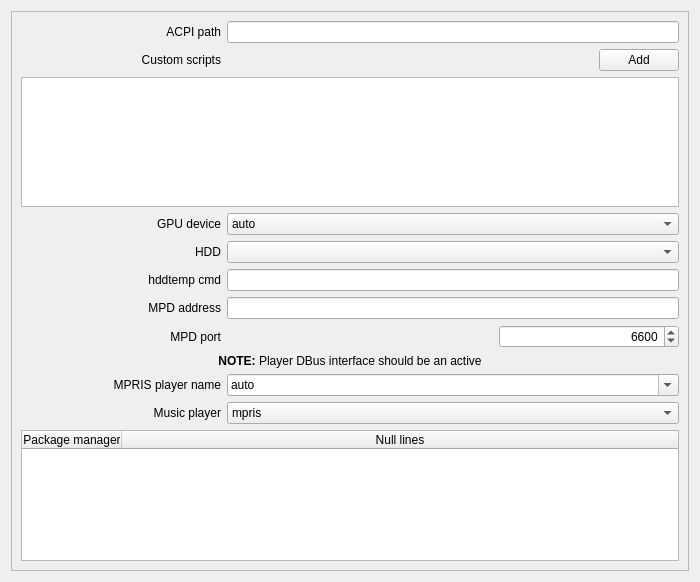
arcan1s/awesome-widgets, file sources/awesome-widget/deconfig.ui: the form before one commit.
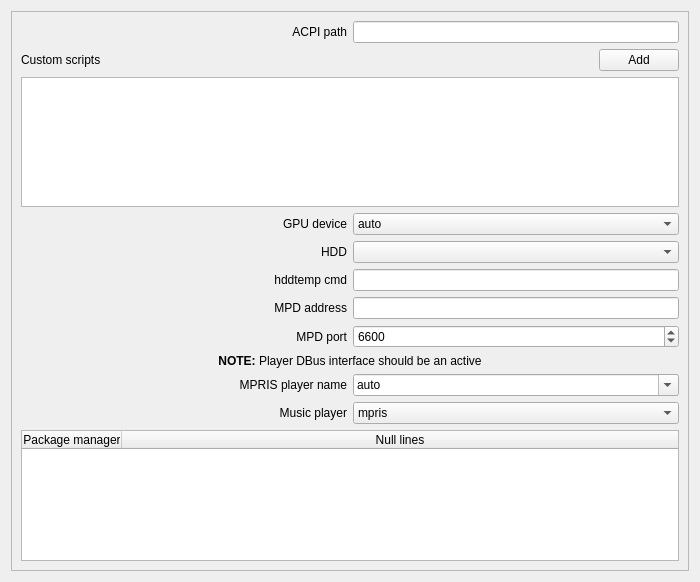
The form after the commit.

Commit message: rewrite all ui interfaces t oKDE standards

The edit to the form file:
```diff
--- a/sources/awesome-widget/deconfig.ui
+++ b/sources/awesome-widget/deconfig.ui
@@ -51,11 +51,11 @@
         <layout class="QHBoxLayout" name="layout_hddtempCmd">
          <item>
           <widget class="QLabel" name="label_hddtempCmd">
-           <property name="minimumSize">
-            <size>
-             <width>200</width>
-             <height>0</height>
-            </size>
+           <property name="sizePolicy">
+            <sizepolicy hsizetype="Expanding" vsizetype="Preferred">
+             <horstretch>0</horstretch>
+             <verstretch>0</verstretch>
+            </sizepolicy>
            </property>
            <property name="text">
             <string>hddtemp cmd</string>
@@ -66,11 +66,7 @@
           </widget>
          </item>
          <item>
-          <widget class="QLineEdit" name="lineEdit_hddtempCmd">
-           <property name="alignment">
-            <set>Qt::AlignRight|Qt::AlignTrailing|Qt::AlignVCenter</set>
-           </property>
-          </widget>
+          <widget class="QLineEdit" name="lineEdit_hddtempCmd"/>
          </item>
         </layout>
        </item>
@@ -78,12 +74,6 @@
         <layout class="QHBoxLayout" name="layout_gpudev">
          <item>
           <widget class="QLabel" name="label_gpudev">
-           <property name="minimumSize">
-            <size>
-             <width>200</width>
-             <height>0</height>
-            </size>
-           </property>
            <property name="text">
             <string>GPU device</string>
            </property>
@@ -94,18 +84,6 @@
          </item>
          <item>
           <widget class="QComboBox" name="comboBox_gpudev">
-           <property name="sizePolicy">
-            <sizepolicy hsizetype="Expanding" vsizetype="Fixed">
-             <horstretch>0</horstretch>
-             <verstretch>0</verstretch>
-            </sizepolicy>
-           </property>
-           <property name="minimumSize">
-            <size>
-             <width>100</width>
-             <height>0</height>
-            </size>
-           </property>
            <item>
             <property name="text">
              <string notr="true">auto</string>
@@ -134,12 +112,6 @@
         <layout class="QHBoxLayout" name="layout_hdddev">
          <item>
           <widget class="QLabel" name="label_hdddev">
-           <property name="minimumSize">
-            <size>
-             <width>200</width>
-             <height>0</height>
-            </size>
-           </property>
            <property name="text">
             <string>HDD</string>
            </property>
@@ -149,20 +121,7 @@
           </widget>
          </item>
          <item>
-          <widget class="QComboBox" name="comboBox_hdddev">
-           <property name="sizePolicy">
-            <sizepolicy hsizetype="Expanding" vsizetype="Fixed">
-             <horstretch>0</horstretch>
-             <verstretch>0</verstretch>
-            </sizepolicy>
-           </property>
-           <property name="minimumSize">
-            <size>
-             <width>100</width>
-             <height>0</height>
-            </size>
-           </property>
-          </widget>
+          <widget class="QComboBox" name="comboBox_hdddev"/>
          </item>
         </layout>
        </item>
@@ -170,11 +129,11 @@
         <layout class="QHBoxLayout" name="layout_playerSelect">
          <item>
           <widget class="QLabel" name="label_playerSelect">
-           <property name="minimumSize">
-            <size>
-             <width>200</width>
-             <height>0</height>
-            </size>
+           <property name="sizePolicy">
+            <sizepolicy hsizetype="Expanding" vsizetype="Preferred">
+             <horstretch>0</horstretch>
+             <verstretch>0</verstretch>
+            </sizepolicy>
            </property>
            <property name="text">
             <string>Music player</string>
@@ -192,12 +151,6 @@
              <verstretch>0</verstretch>
             </sizepolicy>
            </property>
-           <property name="minimumSize">
-            <size>
-             <width>100</width>
-             <height>0</height>
-            </size>
-           </property>
            <item>
             <property name="text">
              <string notr="true">mpris</string>
@@ -216,12 +169,6 @@
         <layout class="QHBoxLayout" name="layout_mpdport">
          <item>
           <widget class="QLabel" name="label_mpdport">
-           <property name="minimumSize">
-            <size>
-             <width>200</width>
-             <height>0</height>
-            </size>
-           </property>
            <property name="text">
             <string>MPD port</string>
            </property>
@@ -230,30 +177,8 @@
            </property>
           </widget>
          </item>
-         <item>
-          <spacer name="spacer_mpdport">
-           <property name="orientation">
-            <enum>Qt::Horizontal</enum>
-           </property>
-           <property name="sizeHint" stdset="0">
-            <size>
-             <width>40</width>
-             <height>19</height>
-            </size>
-           </property>
-          </spacer>
-         </item>
          <item>
           <widget class="QSpinBox" name="spinBox_mpdport">
-           <property name="minimumSize">
-            <size>
-             <width>180</width>
-             <height>0</height>
-            </size>
-           </property>
-           <property name="alignment">
-            <set>Qt::AlignRight|Qt::AlignTrailing|Qt::AlignVCenter</set>
-           </property>
            <property name="minimum">
             <number>0</number>
            </property>
@@ -274,11 +199,11 @@
         <layout class="QHBoxLayout" name="layout_mpdaddress">
          <item>
           <widget class="QLabel" name="label_mpdaddress">
-           <property name="minimumSize">
-            <size>
-             <width>200</width>
-             <height>0</height>
-            </size>
+           <property name="sizePolicy">
+            <sizepolicy hsizetype="Expanding" vsizetype="Preferred">
+             <horstretch>0</horstretch>
+             <verstretch>0</verstretch>
+            </sizepolicy>
            </property>
            <property name="text">
             <string>MPD address</string>
@@ -289,11 +214,7 @@
           </widget>
          </item>
          <item>
-          <widget class="QLineEdit" name="lineEdit_mpdaddress">
-           <property name="alignment">
-            <set>Qt::AlignRight|Qt::AlignTrailing|Qt::AlignVCenter</set>
-           </property>
-          </widget>
+          <widget class="QLineEdit" name="lineEdit_mpdaddress"/>
          </item>
         </layout>
        </item>
@@ -314,11 +235,11 @@
         <layout class="QHBoxLayout" name="layout_acpi">
          <item>
           <widget class="QLabel" name="label_acpi">
-           <property name="minimumSize">
-            <size>
-             <width>200</width>
-             <height>0</height>
-            </size>
+           <property name="sizePolicy">
+            <sizepolicy hsizetype="Expanding" vsizetype="Preferred">
+             <horstretch>0</horstretch>
+             <verstretch>0</verstretch>
+            </sizepolicy>
            </property>
            <property name="text">
             <string>ACPI path</string>
@@ -353,11 +274,11 @@
           <layout class="QHBoxLayout" name="layout_mprisSelect">
            <item>
             <widget class="QLabel" name="label_mpris">
-             <property name="minimumSize">
-              <size>
-               <width>200</width>
-               <height>0</height>
-              </size>
+             <property name="sizePolicy">
+              <sizepolicy hsizetype="Expanding" vsizetype="Preferred">
+               <horstretch>0</horstretch>
+               <verstretch>0</verstretch>
+              </sizepolicy>
              </property>
              <property name="text">
               <string>MPRIS player name</string>
@@ -375,12 +296,6 @@
                <verstretch>0</verstretch>
               </sizepolicy>
              </property>
-             <property name="minimumSize">
-              <size>
-               <width>100</width>
-               <height>0</height>
-              </size>
-             </property>
              <property name="editable">
               <bool>true</bool>
              </property>
@@ -470,18 +385,9 @@
           <layout class="QHBoxLayout" name="layout_customAdd">
            <item>
             <widget class="QLabel" name="label_custom">
-             <property name="minimumSize">
-              <size>
-               <width>200</width>
-               <height>0</height>
-              </size>
-             </property>
              <property name="text">
               <string>Custom scripts</string>
              </property>
-             <property name="alignment">
-              <set>Qt::AlignRight|Qt::AlignTrailing|Qt::AlignVCenter</set>
-             </property>
             </widget>
            </item>
            <item>
```
The commit also changes 7 other files.
